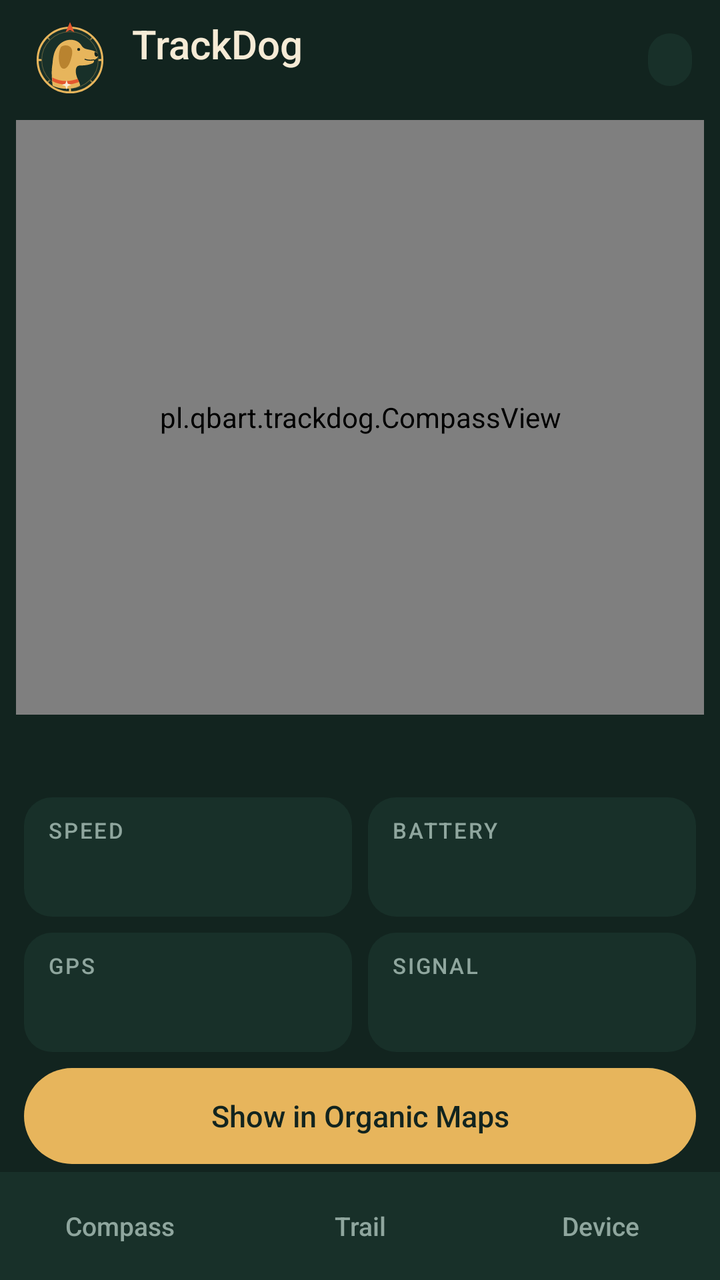
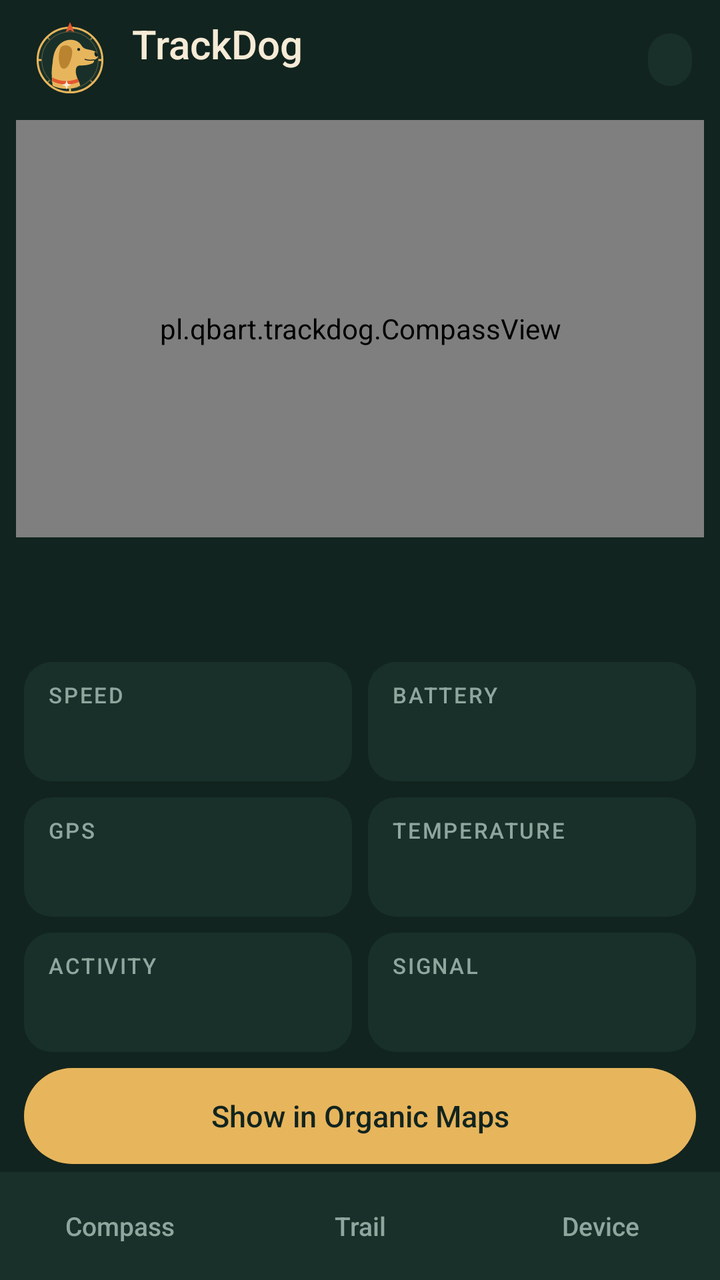

An Android layout rendered at two revisions. The XML below is the earlier revision; the diff shows what the commit changed to produce the second picture.
<!-- AndroidManifest.xml: application theme Theme.TrackDog -->
<!-- res/layout/activity_main.xml -->
<?xml version="1.0" encoding="utf-8"?>
<LinearLayout xmlns:android="http://schemas.android.com/apk/res/android"
    android:layout_width="match_parent"
    android:layout_height="match_parent"
    android:fitsSystemWindows="true"
    android:orientation="vertical">

    
    <LinearLayout
        android:layout_width="match_parent"
        android:layout_height="60dp"
        android:gravity="center_vertical"
        android:orientation="horizontal"
        android:paddingStart="12dp"
        android:paddingEnd="14dp">

        <ImageView
            android:layout_width="46dp"
            android:layout_height="46dp"
            android:contentDescription="@string/app_name"
            android:src="@drawable/ic_logo" />

        <LinearLayout
            android:layout_width="0dp"
            android:layout_height="wrap_content"
            android:layout_marginStart="8dp"
            android:layout_weight="1"
            android:orientation="vertical">

            <TextView
                android:layout_width="wrap_content"
                android:layout_height="wrap_content"
                android:fontFamily="sans-serif-medium"
                android:text="@string/app_name"
                android:textColor="@color/cream"
                android:textSize="20sp" />

            <TextView
                android:id="@+id/headTracker"
                android:layout_width="wrap_content"
                android:layout_height="wrap_content"
                android:textColor="@color/gold"
                android:textSize="12sp" />
        </LinearLayout>

        <TextView
            android:id="@+id/headLink"
            android:layout_width="wrap_content"
            android:layout_height="wrap_content"
            android:background="@drawable/card"
            android:drawablePadding="6dp"
            android:paddingStart="10dp"
            android:paddingTop="5dp"
            android:paddingEnd="12dp"
            android:paddingBottom="5dp"
            android:textColor="@color/cream"
            android:textSize="12sp" />
    </LinearLayout>

    <FrameLayout
        android:layout_width="match_parent"
        android:layout_height="0dp"
        android:layout_weight="1">

        
        <LinearLayout
            android:id="@+id/pageCompass"
            android:layout_width="match_parent"
            android:layout_height="match_parent"
            android:orientation="vertical"
            android:paddingStart="8dp"
            android:paddingEnd="8dp">

            <pl.qbart.trackdog.CompassView
                android:id="@+id/compass"
                android:layout_width="match_parent"
                android:layout_height="0dp"
                android:layout_weight="1" />

            <TextView
                android:id="@+id/statusLine"
                android:layout_width="match_parent"
                android:layout_height="wrap_content"
                android:fontFamily="sans-serif-light"
                android:gravity="center"
                android:paddingBottom="8dp"
                android:textColor="@color/cream"
                android:textSize="22sp" />

            <LinearLayout
                android:layout_width="match_parent"
                android:layout_height="wrap_content"
                android:orientation="horizontal">

                <LinearLayout style="@style/Tile">
                    <TextView style="@style/Label" android:layout_width="wrap_content" android:layout_height="wrap_content" android:text="@string/lbl_speed" />
                    <TextView android:id="@+id/tileSpeed" style="@style/Value" android:layout_width="wrap_content" android:layout_height="wrap_content" />
                </LinearLayout>

                <LinearLayout style="@style/Tile">
                    <TextView style="@style/Label" android:layout_width="wrap_content" android:layout_height="wrap_content" android:text="@string/lbl_battery" />
                    <TextView android:id="@+id/tileBattery" style="@style/Value" android:layout_width="wrap_content" android:layout_height="wrap_content" />
                </LinearLayout>
            </LinearLayout>

            <LinearLayout
                android:layout_width="match_parent"
                android:layout_height="wrap_content"
                android:orientation="horizontal">

                <LinearLayout style="@style/Tile">
                    <TextView style="@style/Label" android:layout_width="wrap_content" android:layout_height="wrap_content" android:text="@string/lbl_gps" />
                    <TextView android:id="@+id/tileGps" style="@style/Value" android:layout_width="wrap_content" android:layout_height="wrap_content" />
                </LinearLayout>

                <LinearLayout style="@style/Tile">
                    <TextView style="@style/Label" android:layout_width="wrap_content" android:layout_height="wrap_content" android:text="@string/lbl_signal" />
                    <TextView android:id="@+id/tileSignal" style="@style/Value" android:layout_width="wrap_content" android:layout_height="wrap_content" />
                </LinearLayout>
            </LinearLayout>

            <Button
                android:id="@+id/btnPoint"
                style="@style/Btn"
                android:layout_marginTop="6dp"
                android:layout_marginBottom="8dp"
                android:text="@string/btn_om_point" />
        </LinearLayout>

        
        <LinearLayout
            android:id="@+id/pageTrail"
            android:layout_width="match_parent"
            android:layout_height="match_parent"
            android:orientation="vertical"
            android:paddingStart="8dp"
            android:paddingEnd="8dp"
            android:visibility="gone">

            <LinearLayout
                android:layout_width="match_parent"
                android:layout_height="44dp"
                android:gravity="center_vertical"
                android:orientation="horizontal">

                <TextView
                    android:id="@+id/dayPrev"
                    android:layout_width="56dp"
                    android:layout_height="match_parent"
                    android:background="?android:attr/selectableItemBackgroundBorderless"
                    android:gravity="center"
                    android:text="‹"
                    android:textColor="@color/gold"
                    android:textSize="28sp" />

                <TextView
                    android:id="@+id/dayTitle"
                    android:layout_width="0dp"
                    android:layout_height="wrap_content"
                    android:layout_weight="1"
                    android:gravity="center"
                    android:textColor="@color/cream"
                    android:textSize="15sp" />

                <TextView
                    android:id="@+id/dayNext"
                    android:layout_width="56dp"
                    android:layout_height="match_parent"
                    android:background="?android:attr/selectableItemBackgroundBorderless"
                    android:gravity="center"
                    android:text="›"
                    android:textColor="@color/gold"
                    android:textSize="28sp" />
            </LinearLayout>

            
            <FrameLayout
                android:id="@+id/trailBox"
                android:layout_width="match_parent"
                android:layout_height="0dp"
                android:layout_margin="4dp"
                android:layout_weight="1"
                android:background="@drawable/card">

                <pl.qbart.trackdog.TrailView
                    android:id="@+id/trail"
                    android:layout_width="match_parent"
                    android:layout_height="match_parent" />

                <TextView
                    android:id="@+id/mapFit"
                    android:layout_width="44dp"
                    android:layout_height="44dp"
                    android:layout_gravity="top|end"
                    android:layout_margin="10dp"
                    android:background="@drawable/btn_round"
                    android:gravity="center"
                    android:text="◎"
                    android:textColor="@color/gold"
                    android:textSize="22sp"
                    android:visibility="gone" />

                <TextView
                    android:id="@+id/mapCredit"
                    android:layout_width="wrap_content"
                    android:layout_height="wrap_content"
                    android:layout_gravity="bottom|end"
                    android:layout_margin="6dp"
                    android:background="#B3FFFFFF"
                    android:paddingStart="5dp"
                    android:paddingEnd="5dp"
                    android:text="© OpenStreetMap"
                    android:textColor="#333333"
                    android:textSize="10sp"
                    android:visibility="gone" />

                <TextView
                    android:id="@+id/mapHint"
                    android:layout_width="wrap_content"
                    android:layout_height="wrap_content"
                    android:layout_gravity="top|center_horizontal"
                    android:layout_marginTop="10dp"
                    android:text="@string/map_hint"
                    android:textColor="@color/muted"
                    android:textSize="12sp" />
            </FrameLayout>

            <pl.qbart.trackdog.SpeedChartView
                android:id="@+id/chart"
                android:layout_width="match_parent"
                android:layout_height="84dp"
                android:layout_margin="4dp"
                android:background="@drawable/card" />

            <LinearLayout
                android:layout_width="match_parent"
                android:layout_height="wrap_content"
                android:orientation="horizontal">

                <LinearLayout style="@style/Tile">
                    <TextView style="@style/Label" android:layout_width="wrap_content" android:layout_height="wrap_content" android:text="@string/lbl_distance" />
                    <TextView android:id="@+id/tileDistance" style="@style/Value" android:layout_width="wrap_content" android:layout_height="wrap_content" />
                </LinearLayout>

                <LinearLayout style="@style/Tile">
                    <TextView style="@style/Label" android:layout_width="wrap_content" android:layout_height="wrap_content" android:text="@string/lbl_moving" />
                    <TextView android:id="@+id/tileMoving" style="@style/Value" android:layout_width="wrap_content" android:layout_height="wrap_content" />
                </LinearLayout>
            </LinearLayout>

            <LinearLayout
                android:layout_width="match_parent"
                android:layout_height="wrap_content"
                android:orientation="horizontal">

                <LinearLayout style="@style/Tile">
                    <TextView style="@style/Label" android:layout_width="wrap_content" android:layout_height="wrap_content" android:text="@string/lbl_avg" />
                    <TextView android:id="@+id/tileAvg" style="@style/Value" android:layout_width="wrap_content" android:layout_height="wrap_content" />
                </LinearLayout>

                <LinearLayout style="@style/Tile">
                    <TextView style="@style/Label" android:layout_width="wrap_content" android:layout_height="wrap_content" android:text="@string/lbl_max" />
                    <TextView android:id="@+id/tileMax" style="@style/Value" android:layout_width="wrap_content" android:layout_height="wrap_content" />
                </LinearLayout>

            </LinearLayout>

            <Button
                android:id="@+id/btnTrail"
                style="@style/Btn"
                android:layout_marginTop="6dp"
                android:layout_marginBottom="8dp"
                android:text="@string/btn_om_trail" />
        </LinearLayout>

        
        <ScrollView
            android:id="@+id/pageDevice"
            android:layout_width="match_parent"
            android:layout_height="match_parent"
            android:visibility="gone">

            <LinearLayout
                android:layout_width="match_parent"
                android:layout_height="wrap_content"
                android:orientation="vertical"
                android:paddingStart="8dp"
                android:paddingEnd="8dp"
                android:paddingBottom="16dp">

                <LinearLayout
                    android:layout_width="match_parent"
                    android:layout_height="wrap_content"
                    android:layout_margin="4dp"
                    android:background="@drawable/card"
                    android:orientation="vertical"
                    android:padding="14dp">

                    <TextView style="@style/Label" android:layout_width="wrap_content" android:layout_height="wrap_content" android:text="@string/lbl_link" />
                    <TextView android:id="@+id/devName" style="@style/Value" android:layout_width="wrap_content" android:layout_height="wrap_content" />
                    <TextView android:id="@+id/devState" android:layout_width="wrap_content" android:layout_height="wrap_content" android:textColor="@color/muted" android:textSize="14sp" />
                </LinearLayout>

                <Button android:id="@+id/btnPick" style="@style/Btn" android:text="@string/btn_pick" />
                <Button android:id="@+id/btnDisconnect" style="@style/Btn.Ghost" android:text="@string/btn_disconnect" />
                <Button android:id="@+id/btnTrackerSettings" style="@style/Btn.Ghost" android:text="@string/btn_tracker_settings" />

                <LinearLayout
                    android:id="@+id/cardTracker"
                    android:layout_width="match_parent"
                    android:layout_height="wrap_content"
                    android:layout_margin="4dp"
                    android:layout_marginTop="12dp"
                    android:background="@drawable/card"
                    android:orientation="vertical"
                    android:padding="14dp">

                    <TextView style="@style/Label" android:layout_width="wrap_content" android:layout_height="wrap_content" android:text="@string/lbl_tracker" />
                    <TextView android:id="@+id/devTracker" style="@style/Value" android:layout_width="wrap_content" android:layout_height="wrap_content" />
                    <TextView android:id="@+id/devStored" android:layout_width="wrap_content" android:layout_height="wrap_content" android:textColor="@color/muted" android:textSize="14sp" />
                </LinearLayout>

                <LinearLayout
                    android:layout_width="match_parent"
                    android:layout_height="wrap_content"
                    android:layout_margin="4dp"
                    android:layout_marginTop="12dp"
                    android:background="@drawable/card"
                    android:orientation="vertical"
                    android:padding="14dp">

                    <TextView style="@style/Label" android:layout_width="wrap_content" android:layout_height="wrap_content" android:text="@string/lbl_map" />
                    <TextView android:id="@+id/mapInfo" android:layout_width="wrap_content" android:layout_height="wrap_content" android:lineSpacingMultiplier="1.15" android:paddingTop="4dp" android:textColor="@color/cream" android:textSize="15sp" />
                </LinearLayout>

                <Button android:id="@+id/btnMapDownload" style="@style/Btn" android:text="@string/btn_map_download" />
                <Button android:id="@+id/btnMapImport" style="@style/Btn.Ghost" android:text="@string/btn_map_import" />
                <Button android:id="@+id/btnMapDelete" style="@style/Btn.Ghost" android:text="@string/btn_map_delete" />

                <Switch
                    android:id="@+id/swDemo"
                    android:layout_width="match_parent"
                    android:layout_height="48dp"
                    android:layout_margin="4dp"
                    android:paddingStart="10dp"
                    android:paddingEnd="6dp"
                    android:text="@string/demo_switch"
                    android:textColor="@color/cream"
                    android:textSize="15sp" />

                <TextView
                    android:layout_width="match_parent"
                    android:layout_height="wrap_content"
                    android:layout_margin="4dp"
                    android:lineSpacingMultiplier="1.15"
                    android:padding="10dp"
                    android:text="@string/info_text"
                    android:textColor="@color/muted"
                    android:textSize="14sp" />

                <Button android:id="@+id/btnExport" style="@style/Btn.Ghost" android:text="@string/btn_export_db" />
                <Button android:id="@+id/btnImport" style="@style/Btn.Ghost" android:text="@string/btn_import_db" />
                <Button android:id="@+id/btnClear" style="@style/Btn.Ghost" android:text="@string/btn_clear" />

                <TextView
                    android:id="@+id/devVersion"
                    android:layout_width="match_parent"
                    android:layout_height="wrap_content"
                    android:gravity="center"
                    android:padding="12dp"
                    android:textColor="@color/muted"
                    android:textSize="12sp" />
            </LinearLayout>
        </ScrollView>
    </FrameLayout>

    
    <LinearLayout
        android:layout_width="match_parent"
        android:layout_height="54dp"
        android:background="@color/surface"
        android:orientation="horizontal">

        <TextView android:id="@+id/tabCompass" style="@style/Tab" android:text="@string/tab_compass" />
        <TextView android:id="@+id/tabTrail" style="@style/Tab" android:text="@string/tab_trail" />
        <TextView android:id="@+id/tabDevice" style="@style/Tab" android:text="@string/tab_device" />
    </LinearLayout>
</LinearLayout>
<!-- resources referenced by this layout -->
<resources>
  <color name="cream">#F6EBD6</color>
  <color name="gold">#E7B55C</color>
  <color name="muted">#8FA69E</color>
  <color name="surface">#183029</color>
  <!-- drawable card (drawable) -->
  <?xml version="1.0" encoding="utf-8"?>
  <shape xmlns:android="http://schemas.android.com/apk/res/android">
      <solid android:color="@color/surface" />
      <corners android:radius="14dp" />
  </shape>
  <string name="app_name" translatable="false">TrackDog</string>
  <string name="btn_clear">Delete the stored trail</string>
  <string name="btn_disconnect">Disconnect</string>
  <string name="btn_export_db">Export the reports (for the computer)</string>
  <string name="btn_import_db">Import reports from a file</string>
  <string name="btn_map_delete">Delete the maps</string>
  <string name="btn_map_download">Download the map of Poland (1.5 GB, Wi-Fi)</string>
  <string name="btn_map_import">Add a map from a file (.map)</string>
  <string name="btn_om_point">Show in Organic Maps</string>
  <string name="btn_om_trail">Open the trail in Organic Maps</string>
  <string name="btn_pick">Choose the companion radio</string>
  <string name="btn_tracker_settings">Tracker settings…</string>
  <string name="demo_switch">Demo mode (simulated walk)</string>
  <string name="info_text">TrackDog listens to the reports your tracker posts on its private MeshCore channel. The phone connects by Bluetooth to the companion radio you carry; the app keeps the connection in the background, takes every report out of the radio at once and stores the trail on the phone.\n\nThe channel must be set on the companion radio (official MeshCore app). TrackDog never transmits over LoRa and uses the internet only to download a map when you ask for it.</string>
  <string name="lbl_avg">Average</string>
  <string name="lbl_battery">Battery</string>
  <string name="lbl_distance">Distance</string>
  <string name="lbl_gps">GPS</string>
  <string name="lbl_link">Companion radio</string>
  <string name="lbl_map">Offline map</string>
  <string name="lbl_max">Top</string>
  <string name="lbl_moving">Moving</string>
  <string name="lbl_signal">Signal</string>
  <string name="lbl_speed">Speed</string>
  <string name="lbl_tracker">Tracker</string>
  <string name="map_hint">No offline map yet: add one on the Device tab</string>
  <string name="tab_compass">Compass</string>
  <string name="tab_device">Device</string>
  <string name="tab_trail">Trail</string>
  <style name="Btn.Ghost">
          <item name="android:background">@drawable/btn_ghost</item>
          <item name="android:textColor">@color/gold</item>
      </style>
  <style name="Label">
          <item name="android:textColor">@color/muted</item>
          <item name="android:textSize">11sp</item>
          <item name="android:letterSpacing">0.08</item>
          <item name="android:textAllCaps">true</item>
          <item name="android:fontFamily">sans-serif-medium</item>
      </style>
  <style name="Value">
          <item name="android:textColor">@color/cream</item>
          <item name="android:textSize">20sp</item>
          <item name="android:fontFamily">sans-serif-light</item>
      </style>
  <color name="gold_dark">#B9832F</color>
  <!-- drawable btn (drawable) -->
  <?xml version="1.0" encoding="utf-8"?>
  <ripple xmlns:android="http://schemas.android.com/apk/res/android" android:color="#40FFFFFF">
      <item>
          <shape>
              <solid android:color="@color/gold" />
              <corners android:radius="24dp" />
          </shape>
      </item>
  </ripple>
  <color name="bg">#12241F</color>
  <style name="Dialog.TrackDog" parent="android:Theme.Material.Dialog.Alert">
          <item name="android:colorAccent">@color/gold</item>
          <item name="android:colorBackground">@color/surface_hi</item>
          <item name="android:textColorPrimary">@color/cream</item>
      </style>
  <color name="surface_hi">#21403A</color>
  <!-- unchanged entries left out for length: 7 -->
</resources>

<!-- the commit's change to res/layout/activity_main.xml (unified diff, before → after) -->
@@ -83,10 +83,19 @@
                 android:layout_height="wrap_content"
                 android:fontFamily="sans-serif-light"
                 android:gravity="center"
-                android:paddingBottom="8dp"
+                android:paddingBottom="2dp"
                 android:textColor="@color/cream"
                 android:textSize="22sp" />
 
+            <TextView
+                android:id="@+id/statusSub"
+                android:layout_width="match_parent"
+                android:layout_height="wrap_content"
+                android:gravity="center"
+                android:paddingBottom="8dp"
+                android:textColor="@color/muted"
+                android:textSize="14sp" />
+
             <LinearLayout
                 android:layout_width="match_parent"
                 android:layout_height="wrap_content"
@@ -111,6 +120,22 @@
                 <LinearLayout style="@style/Tile">
                     <TextView style="@style/Label" android:layout_width="wrap_content" android:layout_height="wrap_content" android:text="@string/lbl_gps" />
                     <TextView android:id="@+id/tileGps" style="@style/Value" android:layout_width="wrap_content" android:layout_height="wrap_content" />
+                </LinearLayout>
+
+                <LinearLayout style="@style/Tile">
+                    <TextView style="@style/Label" android:layout_width="wrap_content" android:layout_height="wrap_content" android:text="@string/lbl_temp" />
+                    <TextView android:id="@+id/tileTemp" style="@style/Value" android:layout_width="wrap_content" android:layout_height="wrap_content" />
+                </LinearLayout>
+            </LinearLayout>
+
+            <LinearLayout
+                android:layout_width="match_parent"
+                android:layout_height="wrap_content"
+                android:orientation="horizontal">
+
+                <LinearLayout style="@style/Tile">
+                    <TextView style="@style/Label" android:layout_width="wrap_content" android:layout_height="wrap_content" android:text="@string/lbl_activity" />
+                    <TextView android:id="@+id/tileActivity" style="@style/Value" android:layout_width="wrap_content" android:layout_height="wrap_content" />
                 </LinearLayout>
 
                 <LinearLayout style="@style/Tile">
<!-- resource entries referenced after the edit -->
@@ -24,6 +24,7 @@
   <string name="btn_tracker_settings">Tracker settings…</string>
   <string name="demo_switch">Demo mode (simulated walk)</string>
   <string name="info_text">TrackDog listens to the reports your tracker posts on its private MeshCore channel. The phone connects by Bluetooth to the companion radio you carry; the app keeps the connection in the background, takes every report out of the radio at once and stores the trail on the phone.\n\nThe channel must be set on the companion radio (official MeshCore app). TrackDog never transmits over LoRa and uses the internet only to download a map when you ask for it.</string>
+  <string name="lbl_activity">Activity</string>
   <string name="lbl_avg">Average</string>
   <string name="lbl_battery">Battery</string>
   <string name="lbl_distance">Distance</string>
@@ -34,6 +35,7 @@
   <string name="lbl_moving">Moving</string>
   <string name="lbl_signal">Signal</string>
   <string name="lbl_speed">Speed</string>
+  <string name="lbl_temp">Temperature</string>
   <string name="lbl_tracker">Tracker</string>
   <string name="map_hint">No offline map yet: add one on the Device tab</string>
   <string name="tab_compass">Compass</string>
